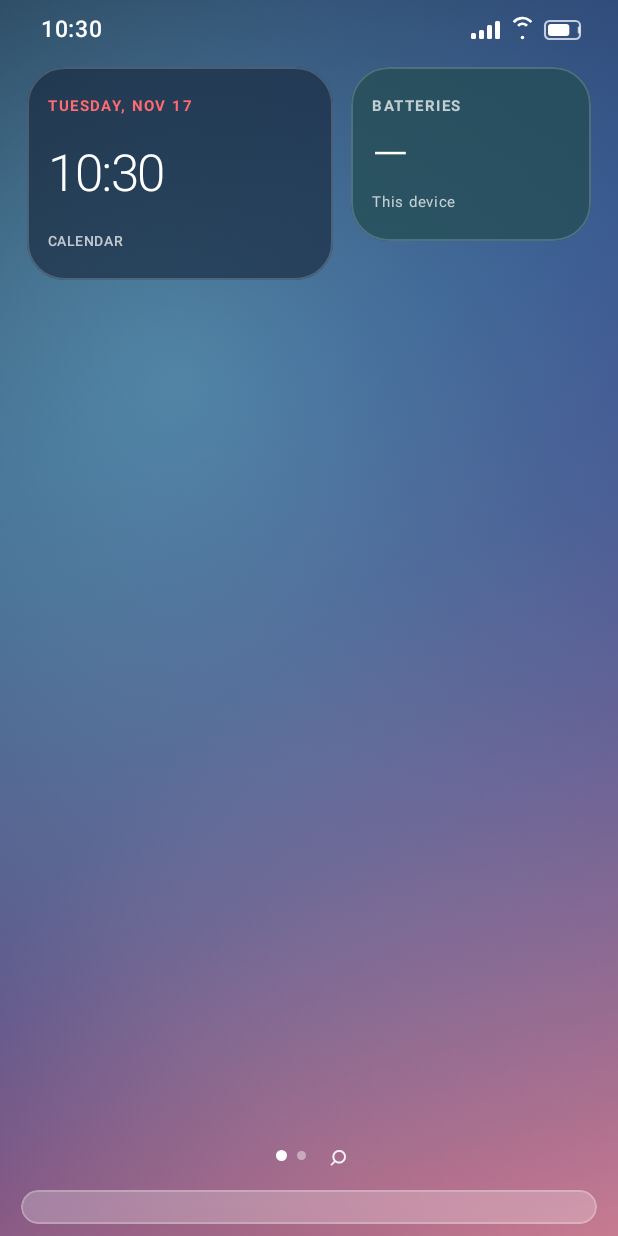
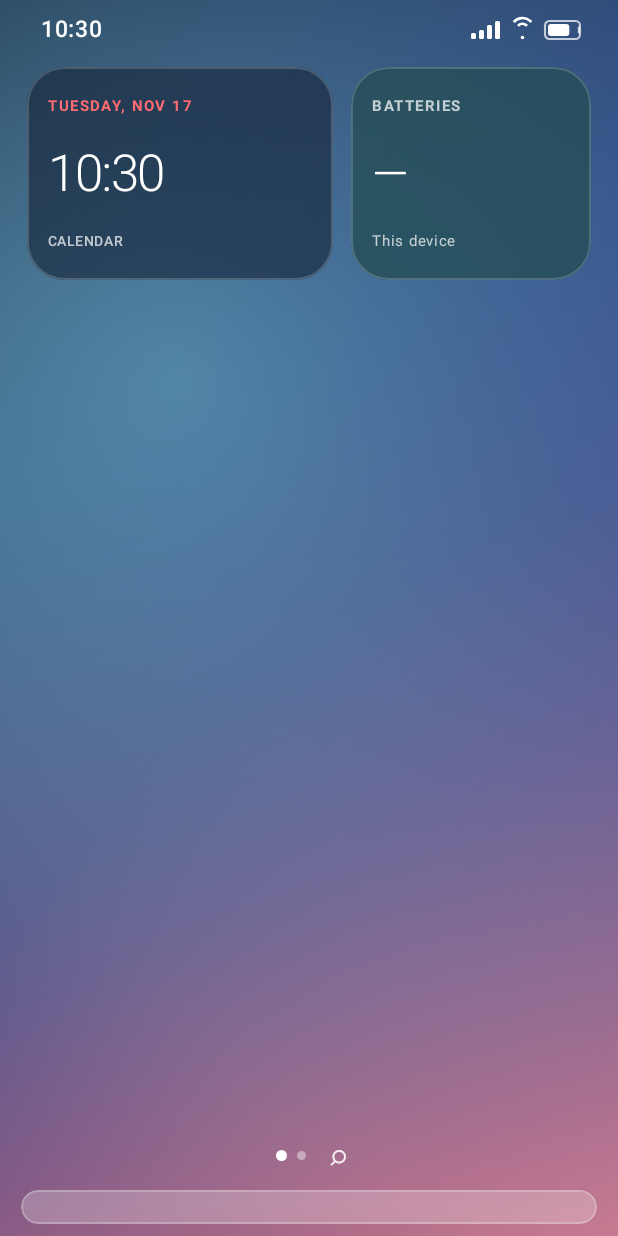
Before and after one commit to nagachaitanyaappana/iDroid, an Android app built with Jetpack Compose: the screen it shows after launch (MainActivity), on a phone screen of 412 x 824 dp. Run offline under Robolectric (Android 15) with nearby library versions, the phone set to English and light mode, and no system bars.

Commit message:
Match battery widget height to calendar widget

```diff
--- a/app/src/main/java/com/example/idroid/ui/components/IosWidgets.kt
+++ b/app/src/main/java/com/example/idroid/ui/components/IosWidgets.kt
@@ -105,7 +105,7 @@ fun IosWidgetSection(modifier: Modifier = Modifier) {
         Column(
             modifier = Modifier
                 .weight(0.88f)
-                .height(116.dp)
+                .height(142.dp)
                 .clip(RoundedCornerShape(25.dp))
                 .background(Color(0xFF254D55).copy(alpha = 0.78f))
                 .border(1.dp, Color.White.copy(alpha = 0.18f), RoundedCornerShape(25.dp))
```
